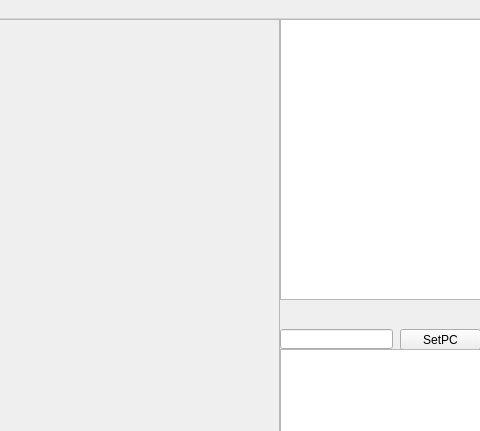
Rewlion/PDP11_Emulator, file PDP11/GUI/Qt/MainWindow.ui: the form before one commit; both pictures show x 320 to 800 and y 0 to 431 of the 800 by 732 pixel window.
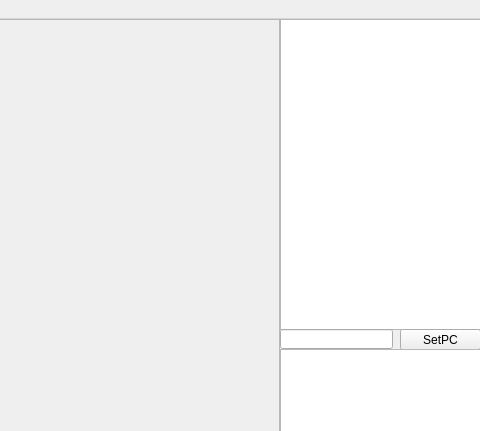
The form after the commit.

Commit message: feature:gui: added flags in register's view.

Patch:
```diff
--- a/PDP11/GUI/Qt/MainWindow.ui
+++ b/PDP11/GUI/Qt/MainWindow.ui
@@ -48,7 +48,7 @@
       <x>600</x>
       <y>0</y>
       <width>201</width>
-      <height>281</height>
+      <height>311</height>
      </rect>
     </property>
     <property name="sizePolicy">
```
The commit also changes 5 other files.
